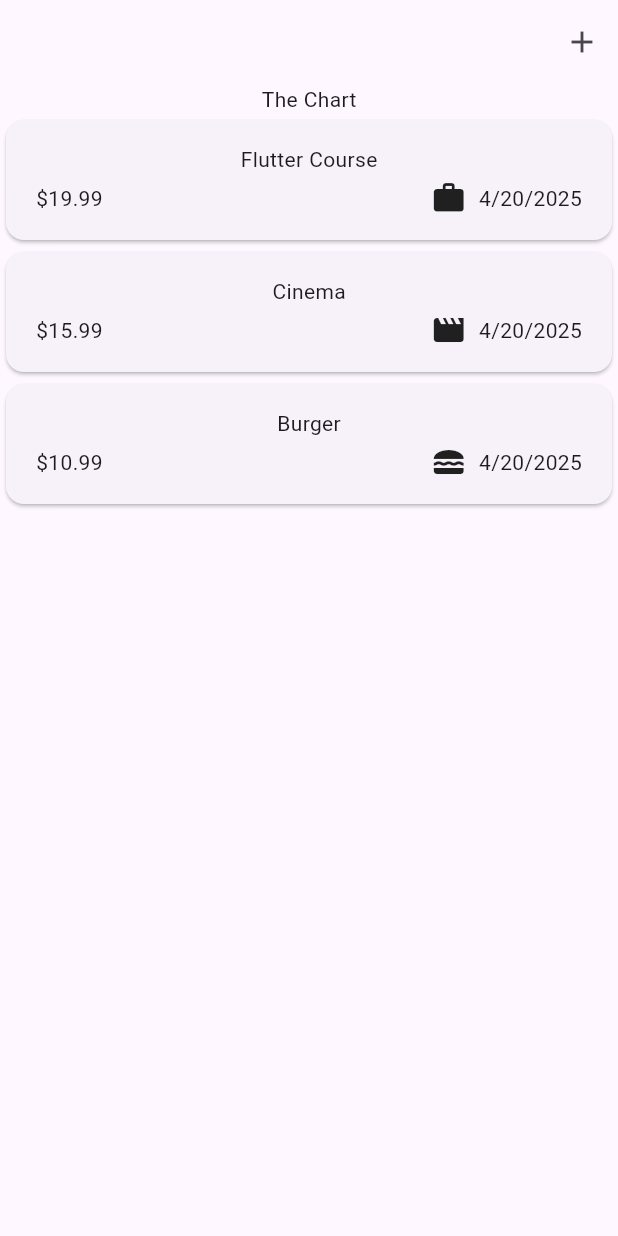
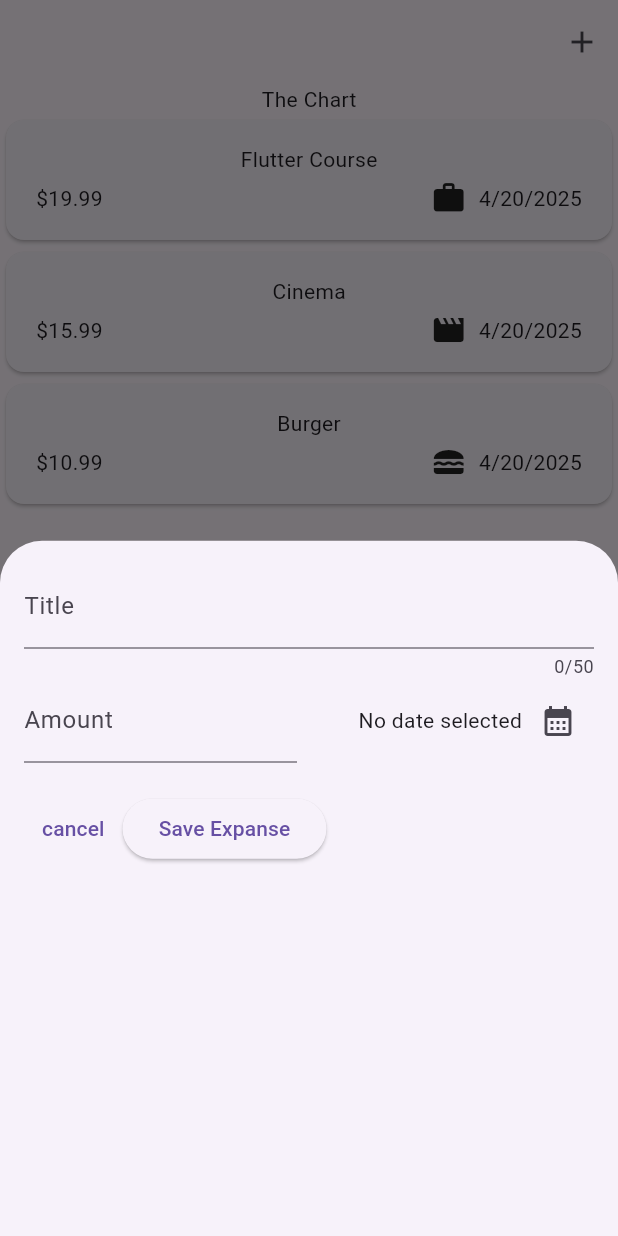
Before and after one commit to NaufalAssyafiqF/expenseTrackerApp-maximilian, a Flutter app: the screen it shows after launch, after a tap on the "add" icon, on a phone screen of 412 x 824 dp. Run offline on Flutter 3.47's test engine with Material 3 defaults, Android fonts, the phone set to English and light mode, and no system bars.

Commit message:
add modal butttom with title, amount and date picker

```diff
--- a/lib/widgets/expenses.dart
+++ b/lib/widgets/expenses.dart
@@ -1,4 +1,5 @@
 import 'package:expense_tracker/widgets/expenses_list/expenses_list.dart';
+import 'package:expense_tracker/widgets/new_expense.dart';
 import 'package:flutter/material.dart';
 import 'package:expense_tracker/models/expense.dart';
 
@@ -32,7 +33,8 @@ class _ExpensesState extends State<Expenses> {
   ];
 
   void _openAddExpenseOverlay() {
-
+    showModalBottomSheet(
+        context: context, builder: (ctx) => const NewExpense());
   }
 
   @override
@@ -41,7 +43,7 @@ class _ExpensesState extends State<Expenses> {
       appBar: AppBar(
         actions: [
           IconButton(
-            onPressed: () {},
+            onPressed: _openAddExpenseOverlay,
             icon: Icon(Icons.add),
           )
         ],
--- /dev/null
+++ b/lib/widgets/new_expense.dart
@@ -0,0 +1,104 @@
+import 'package:expense_tracker/models/expense.dart';
+import 'package:flutter/material.dart';
+
+class NewExpense extends StatefulWidget {
+  const NewExpense({super.key});
+
+  @override
+  State<NewExpense> createState() => _NewExpenseState();
+}
+
+class _NewExpenseState extends State<NewExpense> {
+  final _titleController = TextEditingController();
+  final _amountController = TextEditingController();
+  DateTime? _selectedDate;
+
+  void _presentDatePicker() async {
+    final now = DateTime.now();
+    final firstDate = DateTime(now.year - 1, now.month, now.day);
+    final lastDate = DateTime(now.year + 1, now.month, now.day);
+    final pickedDate = await showDatePicker(
+      context: context,
+      initialDate: now,
+      firstDate: firstDate,
+      lastDate: lastDate,
+    );
+    setState(() {
+      _selectedDate = pickedDate;
+    });
+  }
+
+  @override
+  void dispose() {
+    _titleController.dispose();
+    _amountController.dispose();
+    super.dispose();
+  }
+
+  @override
+  Widget build(BuildContext context) {
+    return Padding(
+      padding: EdgeInsets.all(16),
+      child: Column(
+        children: [
+          TextField(
+            controller: _titleController,
+            maxLength: 50,
+            decoration: InputDecoration(
+              label: Text('Title'),
+            ),
+          ),
+          Row(
+            children: [
+              Expanded(
+                child: TextField(
+                  controller: _amountController,
+                  keyboardType: TextInputType.number,
+                  decoration: InputDecoration(
+                    prefixText: '\$ ',
+                    label: Text('Amount'),
+                  ),
+                ),
+              ),
+              const SizedBox(width: 16),
+              Expanded(
+                child: Row(
+                  mainAxisAlignment: MainAxisAlignment.end,
+                  crossAxisAlignment: CrossAxisAlignment.center,
+                  children: [
+                    Text(
+                      _selectedDate == null
+                          ? 'No date selected'
+                          : formatter.format(_selectedDate!),
+                    ),
+                    IconButton(
+                      onPressed: _presentDatePicker,
+                      icon: Icon(Icons.calendar_month),
+                    ),
+                  ],
+                ),
+              )
+            ],
+          ),
+          SizedBox(height: 20),
+          Row(
+            children: [
+              TextButton(
+                  onPressed: () {
+                    Navigator.pop(context);
+                  },
+                  child: Text('cancel')),
+              ElevatedButton(
+                onPressed: () {
+                  print(_titleController.text);
+                  print(_amountController.text);
+                },
+                child: Text('Save Expanse'),
+              ),
+            ],
+          )
+        ],
+      ),
+    );
+  }
+}
```
